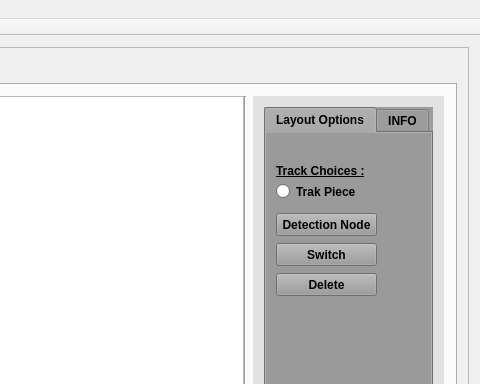
Before: the Qt Designer form NodeToNode/mainwindow.ui in ctag/cpe453, drawn with Qt 5; both pictures show x 298 to 778 and y 0 to 384 of the 778 by 486 pixel window.
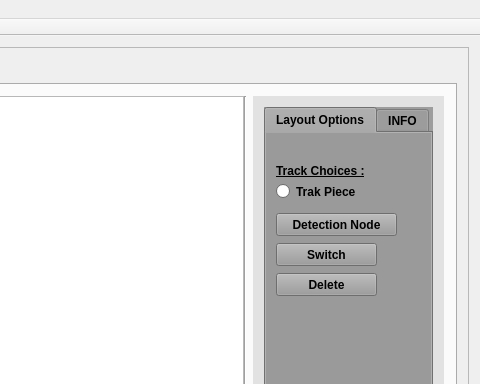
After: the same form once the commit is applied. The open tabs and pages were chosen to show the change. Custom widgets are drawn as their Qt base class.

The edit to the form file:
```diff
--- a/NodeToNode/mainwindow.ui
+++ b/NodeToNode/mainwindow.ui
@@ -1427,7 +1427,7 @@
                    <rect>
                     <x>10</x>
                     <y>80</y>
-                    <width>101</width>
+                    <width>121</width>
                     <height>23</height>
                    </rect>
                   </property>
```
Left out of the diff: 2 changed lines with no effect on the pictures.
